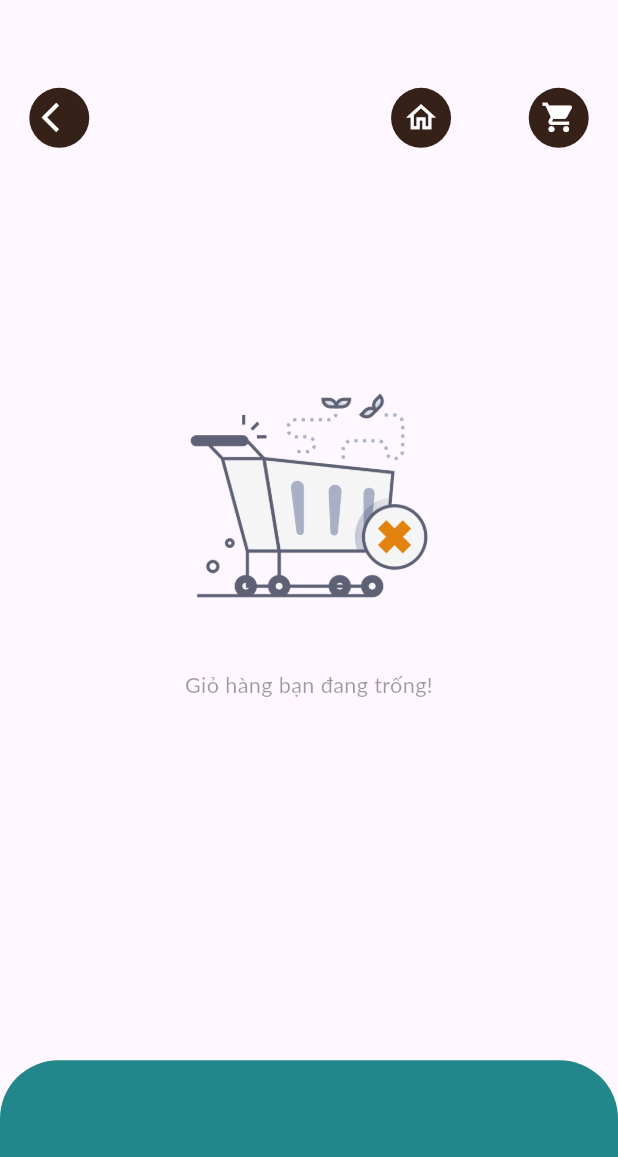
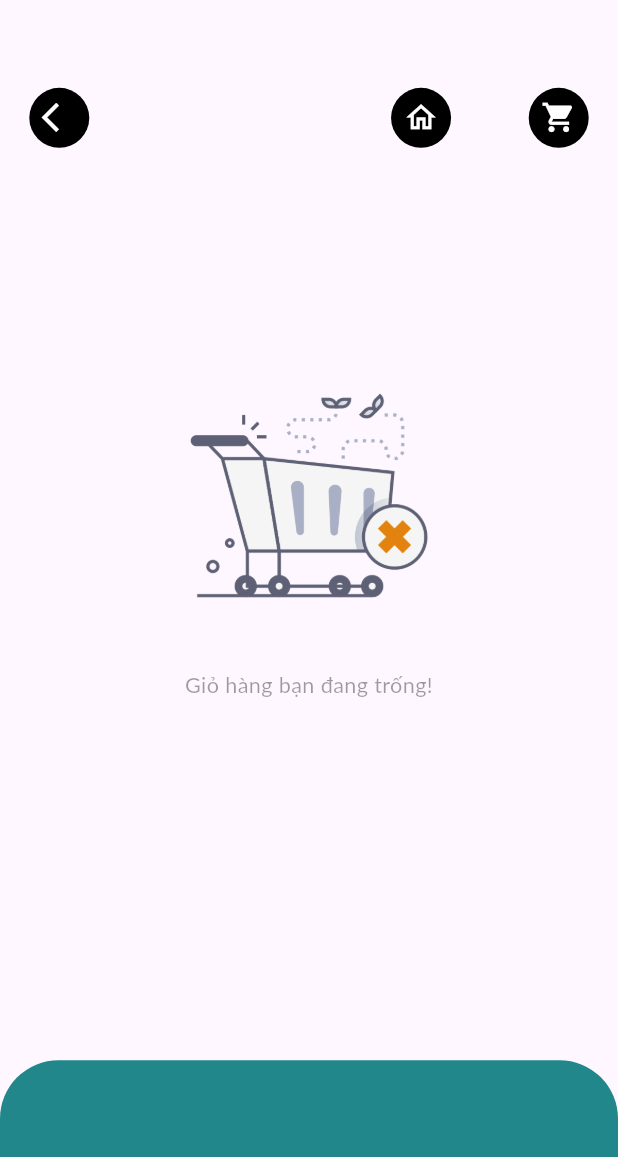
Before and after one commit to Pham-The-Huy/DoAnCoSo, a Flutter app: the CartPage screen opened by its route, on a phone screen of 412 x 824 dp. Shown: the top 1157 px of the screen. Run offline on Flutter 3.47's test engine with Material 3 defaults, Android fonts, the phone set to English and light mode, and no system bars; our stand-ins replace dots_indicator, flutter_map, geocoding, geolocator, get, google_nav_bar and 3 more; missing offline and left inert: open_street_map_search_and_pick; accounts and stored records are empty; network calls fail; Roboto replaces fonts that are missing (Lato).

Commit message:
sua loi mau hien thi

```diff
--- a/food_delivery/lib/app/app_constants.dart
+++ b/food_delivery/lib/app/app_constants.dart
@@ -2,8 +2,8 @@ class AppConstants {
   static const String APP_NAME = "DBFood";
   static const int APP_VERSION = 1;
 
-  static const String BASE_URL = "http://localhost:8000";
-  //static const String BASE_URL = "http://10.0.2.2:8000";
+  // static const String BASE_URL = "http://localhost:8000";
+  static const String BASE_URL = "http://10.0.2.2:8000";
   static const String POPULAR_PRODUCT_URI = "/api/v1/products/popular";
   static const String RECOMMENDED_PRODUCT_URI = "/api/v1/products/recommended";
   // static const String DRINKS_URI = "/api/v1/products/drinks";
@@ -23,8 +23,8 @@ class AppConstants {
   static const String ZONE_URI = '/api/v1/config/get-zone-id';
 
   //oders
-  static const PLACE_ORDER_URI='/api/v1/customer/order/place';
-  static const ORDER_LIST_URI='/api/v1/customer/order/list';
+  static const PLACE_ORDER_URI = '/api/v1/customer/order/place';
+  static const ORDER_LIST_URI = '/api/v1/customer/order/list';
 
   static const String TOKEN = "";
   static const String PHONE = "";
--- a/food_delivery/lib/app/colors.dart
+++ b/food_delivery/lib/app/colors.dart
@@ -1,22 +1,26 @@
 import 'dart:ui';
-
 
 class AppColors {
   static final Color textColor = const Color(0xFFF5EFDE); // RGB(245, 239, 222)
-  static final Color mainColor = const Color.fromRGBO(33, 135, 139, 1); // RGB(155, 195, 200)
-  static final Color iconColor1 = Color.fromRGBO(33, 135, 139, 1); // RGB(193, 142, 62)
-  static final Color iconColor2 = Color.fromRGBO(33, 135, 139, 1); // RGB(154, 185, 182)
+  static final Color mainColor =
+      const Color.fromRGBO(33, 135, 139, 1); // RGB(155, 195, 200)
+  static final Color iconColor1 =
+      Color.fromRGBO(33, 135, 139, 1); // RGB(193, 142, 62)
+  static final Color iconColor2 =
+      Color.fromRGBO(33, 135, 139, 1); // RGB(154, 185, 182)
   static final Color paraColor = const Color(0xFF4D736C); // RGB(77, 115, 108)
-  static final Color buttonBackgroundColor = const Color.fromRGBO(33, 135, 139, 1); // RGB(193, 142, 62)
+  static final Color buttonBackgroundColor =
+      const Color.fromRGBO(33, 135, 139, 1); // RGB(193, 142, 62)
   static final Color signColor = const Color(0xFFF5EFDE); // RGB(245, 239, 222)
   static final Color titleColor = const Color(0xFF362118); // RGB(54, 33, 24)
-  static final Color mainBlackColor = const Color(0xFF362118); // RGB(54, 33, 24)
-  static final Color blackColor = const Color(0xFF362118); // RGB(54, 33, 24)
-  static final Color yellowColor = Color.fromRGBO(33, 135, 139, 1); // RGB(193, 142, 62)
-  static final Color greenColor = const Color(0xFF9BC3C8); // ảnh logo trang cá nhân
-  static final Color redColor = const Color(0xFFFFFFFF); // nút thêm
-  static final Color unselectedColor = const Color.fromRGBO(30, 30, 30, 0.5); // Giữ nguyên
-// Giữ nguyên
-
-
+  static final Color mainBlackColor =
+      const Color(0xFF362118); // RGB(54, 33, 24)
+  static final Color blackColor =
+      Color.fromARGB(255, 0, 0, 0); // RGB(54, 33, 24)
+  static final Color yellowColor = Color(0xFFffd379);
+  // static final Color greenColor = const Color(0xFF9BC3C8);
+  static final Color greenColor = const Color(0xFF89dad0);
+  static final Color whiteColor = const Color(0xFFFFFFFF);
+  static final Color redColor = const Color.fromRGBO(245, 90, 81, 1);
+  static final Color unselectedColor = const Color.fromRGBO(30, 30, 30, 0.5);
 }
--- a/food_delivery/lib/base/custom_app_bar.dart
+++ b/food_delivery/lib/base/custom_app_bar.dart
@@ -17,7 +17,7 @@ class CustomAppBar extends StatelessWidget implements PreferredSizeWidget {
     return AppBar(
       title: BigText(
         text: title,
-        color: AppColors.blackColor,
+        color: AppColors.whiteColor,
       ),
       backgroundColor: AppColors.mainColor,
       elevation: 0,
@@ -28,7 +28,7 @@ class CustomAppBar extends StatelessWidget implements PreferredSizeWidget {
                   ? onBackPressed!()
                   : Navigator.pushReplacementNamed(context, "/initial"),
               icon: Icon(Icons.arrow_back_ios),
-              color: AppColors.blackColor,
+              color: AppColors.whiteColor,
             )
           : SizedBox(),
     );
--- a/food_delivery/lib/pages/cart/cart_history.dart
+++ b/food_delivery/lib/pages/cart/cart_history.dart
@@ -77,7 +77,7 @@ class CartHistory extends StatelessWidget {
               children: [
                 BigText(
                   text: "Lịch sử mua hàng",
-                  color: AppColors.blackColor,
+                  color: AppColors.whiteColor,
                   size: 24,
                 ),
                 AppIcon(
--- a/food_delivery/lib/pages/home/food_page_body.dart
+++ b/food_delivery/lib/pages/home/food_page_body.dart
@@ -75,7 +75,7 @@ class _FoodPageBodyState extends State<FoodPageBody> {
                 : popularProducts.popularProductList.length,
             position: _currPageValue,
             decorator: DotsDecorator(
-              activeColor: AppColors.redColor,
+              activeColor: AppColors.mainColor,
               size: const Size.square(9.0),
               activeSize: const Size(18.0, 9.0),
               activeShape: RoundedRectangleBorder(
--- a/food_delivery/lib/pages/home/main_food_page.dart
+++ b/food_delivery/lib/pages/home/main_food_page.dart
@@ -60,7 +60,7 @@ class _MainFoodPageState extends State<MainFoodPage> {
                         decoration: BoxDecoration(
                           borderRadius:
                               BorderRadius.circular(Dimensions.radius15),
-                          color: AppColors.mainBlackColor,
+                          color: AppColors.blackColor,
                         ),
                         child: Icon(
                           Icons.search,
--- a/food_delivery/lib/pages/order/order_page.dart
+++ b/food_delivery/lib/pages/order/order_page.dart
@@ -38,7 +38,7 @@ class _OrderPageState extends State<OrderPage> with TickerProviderStateMixin {
           Container(
             width: Dimensions.screenWidth,
             child: TabBar(
-              indicatorColor: AppColors.redColor,
+              indicatorColor: AppColors.blackColor,
               indicatorWeight: 3,
               labelColor: AppColors.blackColor,
               // unselectedLabelColor: Theme.of(context).disabledColor,
--- a/food_delivery/lib/pages/payment/payment_page.dart
+++ b/food_delivery/lib/pages/payment/payment_page.dart
@@ -52,7 +52,7 @@ class _PaymentPageState extends State<PaymentPage> {
       appBar: AppBar(
         title: BigText(
           text: "Thanh toán",
-          color: AppColors.blackColor,
+          color: AppColors.whiteColor,
         ),
         backgroundColor: AppColors.mainColor,
         elevation: 0,
@@ -60,7 +60,7 @@ class _PaymentPageState extends State<PaymentPage> {
         leading: IconButton(
           icon: Icon(
             Icons.arrow_back_ios,
-            color: AppColors.blackColor,
+            color: AppColors.whiteColor,
           ),
           onPressed: () {
             Get.toNamed(RouteHelper.getCartPage());
@@ -219,7 +219,7 @@ class _PaymentPageState extends State<PaymentPage> {
                     child: Text('Tiếp tục',
                         style: TextStyle(color: Colors.white, fontSize: 20)),
                     style: ElevatedButton.styleFrom(
-                      backgroundColor: AppColors.redColor,
+                      backgroundColor: AppColors.mainColor,
                       padding:
                           EdgeInsets.symmetric(horizontal: 40, vertical: 15),
                     ),
```
Also changed, not shown: food_delivery/lib/base/common_text_button.dart (+8 -8 lines), food_delivery/lib/controllers/popular_product_controller.dart (+4 -4 lines), food_delivery/lib/pages/address/add_address_page.dart (+6 -6 lines), food_delivery/lib/pages/cart/cart_page.dart (+39 -3 lines), food_delivery/lib/pages/food/popular_food_detail.dart (+12 -6 lines), food_delivery/lib/pages/food/recommended_food_detail.dart (+12 -6 lines).
